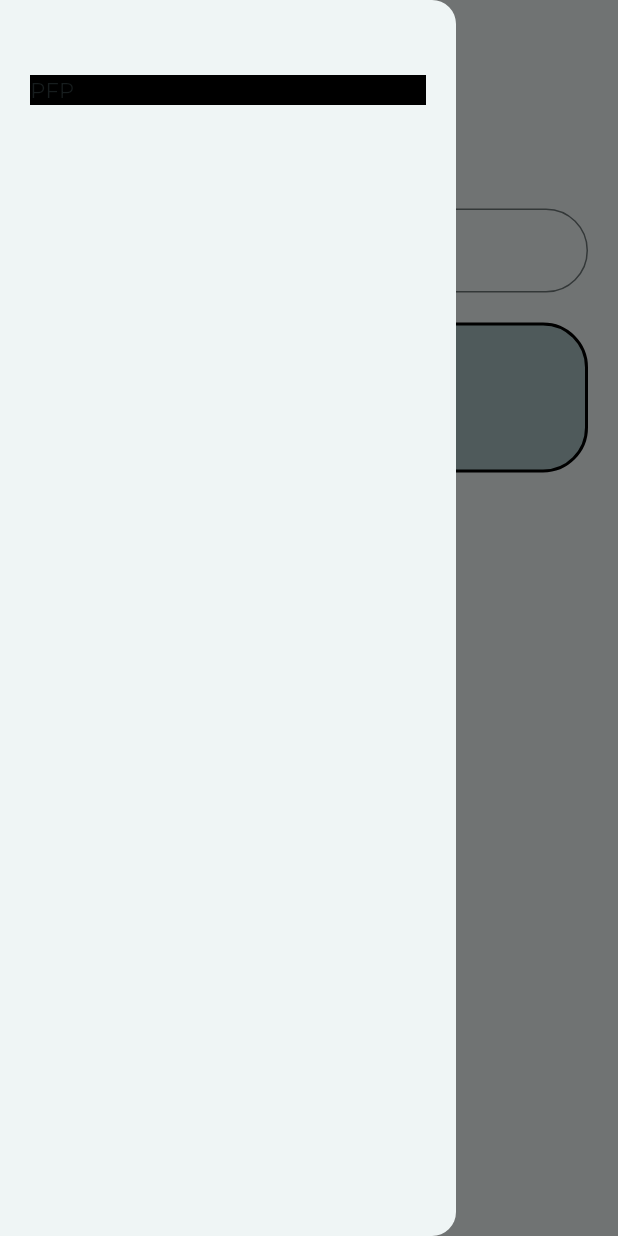
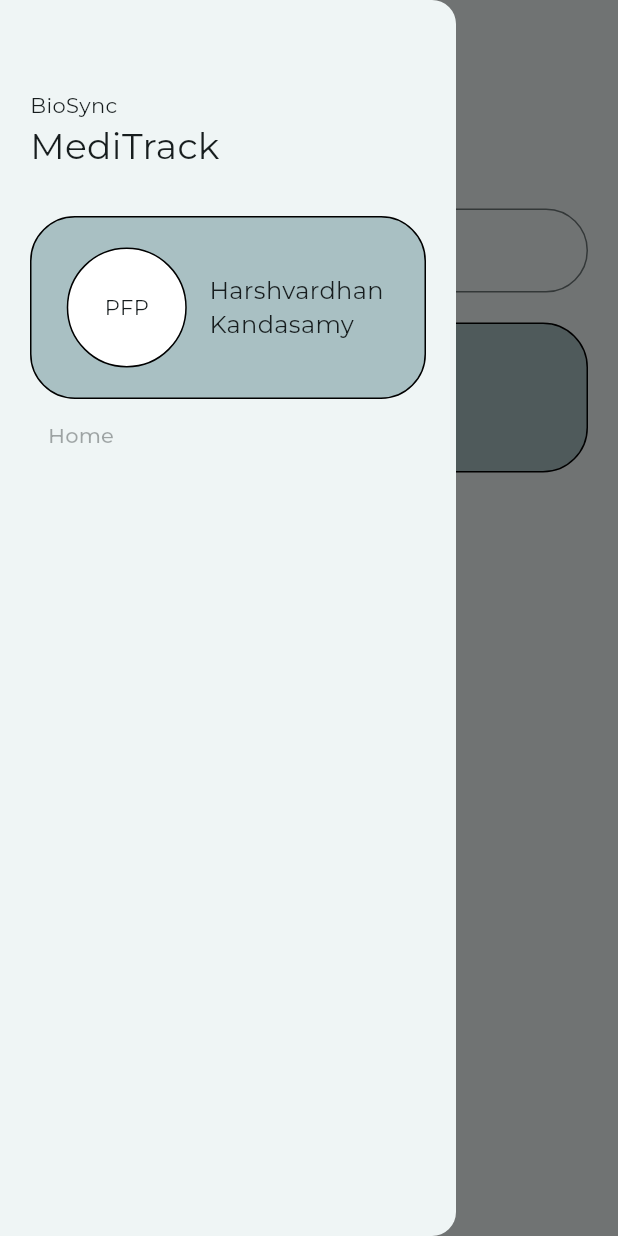
Before and after one commit to BioSyncTM/hdims_biosync, a Flutter app: the screen it shows after launch, with the side drawer open, on a phone screen of 412 x 824 dp. Run offline on Flutter 3.47's test engine with Material 3 defaults, Android fonts, the phone set to English and light mode, and no system bars; project files that could hold a hidden picture were left out.

Commit message:
Update main.dart

```diff
--- a/lib/main.dart
+++ b/lib/main.dart
@@ -36,8 +36,6 @@ class MyHomePage extends StatefulWidget {
 
 class _MyHomePageState extends State<MyHomePage> {
 
-  final GlobalKey<ScaffoldState> _scaffoldKey = GlobalKey<ScaffoldState>();
-
   @override
   Widget build(BuildContext context) {
     return Scaffold(
@@ -53,17 +51,79 @@ class _MyHomePageState extends State<MyHomePage> {
       drawer: Drawer(
         child: SingleChildScrollView(
           child: Container(
-            margin: EdgeInsets.fromLTRB(20, 50, 20, 10),
+              margin: EdgeInsets.fromLTRB(20, 60, 20, 10),
             child: Column(
-              crossAxisAlignment: CrossAxisAlignment.stretch,
+              crossAxisAlignment: CrossAxisAlignment.start,
               children: [
+                // App title
+                Container(
+                  child: Text(
+                    "BioSync"
+                  )
+                ),
+
+                Container(
+                  child: Text(
+                    "MediTrack",
+                    style: TextStyle(
+                      fontSize: 24
+                    ),
+                  ),
+                  margin: EdgeInsets.only(bottom: 30),
+                ),
+
                 // Profile
                 Container(
-                  color: Colors.black,
+                  decoration: BoxDecoration(
+                    border: Border.all(
+                      width: 1,
+                      color: Colors.black
+                    ),
+                    borderRadius: BorderRadius.circular(30),
+                    color: const Color.fromARGB(75, 0, 66, 74),
+                  ),
                   child: Row(
+                    mainAxisAlignment: MainAxisAlignment.center,
                     children: [
                       Container(
-                        child: Text("PFP"),
+                        margin: EdgeInsets.only(top: 20, bottom: 20, right: 15),
+                        decoration: BoxDecoration(
+                          color: Colors.white,
+                          borderRadius: BorderRadius.circular(40),
+                          border: Border.all(
+                            color: Colors.black,
+                            width: 1
+                          )
+                        ),
+                        child: Center(child: Text("PFP")),
+                        width: 80,
+                        height: 80,
+                      ),
+                      ConstrainedBox(
+                        constraints: BoxConstraints(maxWidth: 120),
+                        child: Text(
+                          softWrap: true,
+                          "Harshvardhan Kandasamy",
+                          style: TextStyle(
+                            fontSize: 16
+                          ),
+                        ),
+                      )
+                    ],
+                  ),
+                ),
+
+                // Pages
+                Container(
+                  child: Column(
+                    children: [
+                      Container(
+                        child: TextButton(
+                          onPressed: null,
+                          child: Text(
+                            "Home",
+                          )
+                        ),
                       )
                     ],
                   ),
@@ -124,7 +184,7 @@ class _MyHomePageState extends State<MyHomePage> {
                         decoration: BoxDecoration(
                           color: const Color.fromARGB(75, 0, 66, 74),
                           border: Border.all(
-                            width: 2,
+                            width: 1,
                           ),
                           borderRadius: BorderRadius.circular(30)
                         ),
```
